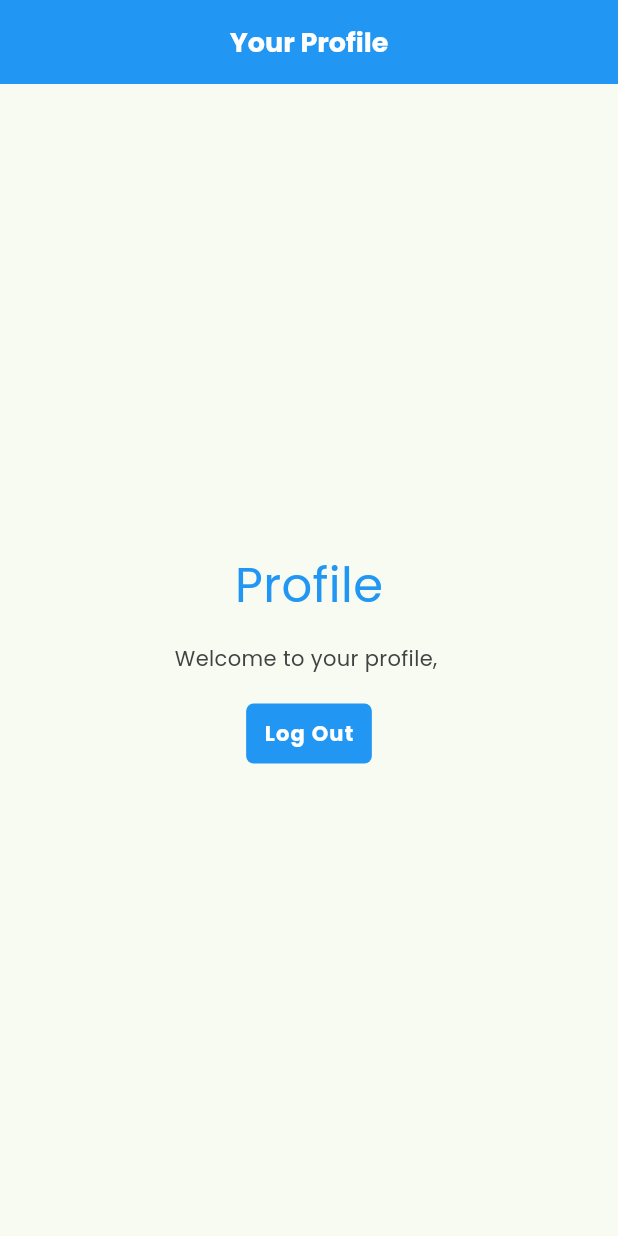
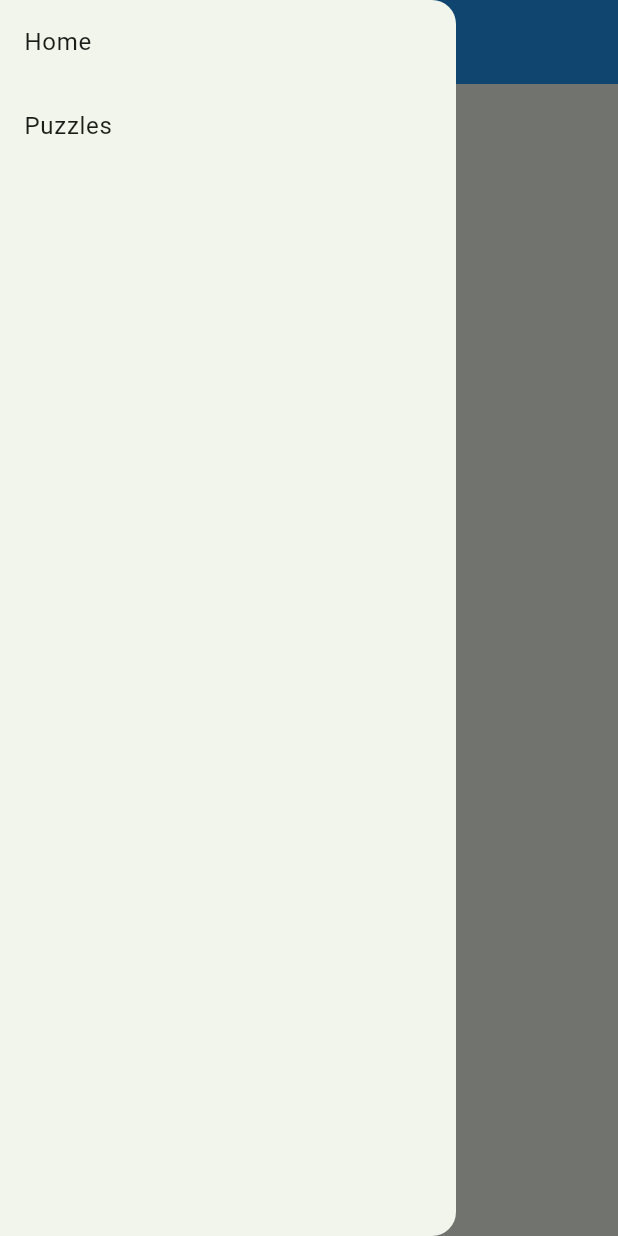
Before and after one commit to walliscode/Eremos, a Flutter app: the screen it shows once a user with an empty profile is signed in, with the side drawer open (before the commit the screen has no drawer), on a phone screen of 412 x 824 dp. Run offline on Flutter 3.47's test engine with Material 3 defaults, Android fonts, the phone set to English and light mode, and no system bars; our stand-ins replace firebase_auth, firebase_core, firebase_storage, flutter_riverpod, google_fonts; accounts and stored records are empty; network calls fail.

Commit message:
added basic Nav Drawer

```diff
--- a/eremos/lib/main.dart
+++ b/eremos/lib/main.dart
@@ -1,6 +1,5 @@
 import 'package:eremos/models/app_user.dart';
-
-import 'package:eremos/screens/profile/profile.dart';
+import 'package:eremos/screens/home/home.dart';
 import 'package:eremos/screens/providers/auth_provider.dart';
 import 'package:eremos/screens/puzzles/puzzles.dart';
 import 'package:firebase_core/firebase_core.dart';
@@ -35,9 +34,9 @@ class MyApp extends StatelessWidget {
           return user.when(
             data: (value) {
               if (value == null) {
-                return const PuzzleScreen();
+                return WelcomeScreen();
               }
-              return ProfileScreen(user: value);
+              return PuzzleScreen();
             },
             error: (error, _) => const Text("error loading auth status...."),
             loading: () => const Text("loading..."),
--- a/eremos/lib/models/app_user.dart
+++ b/eremos/lib/models/app_user.dart
@@ -2,4 +2,5 @@ class AppUser {
   AppUser({required this.uid, required this.email});
   final String uid;
   final String email;
+  int? teamId;
 }
--- a/eremos/lib/screens/home/sign_up.dart
+++ b/eremos/lib/screens/home/sign_up.dart
@@ -29,7 +29,7 @@ class _SignUpFormState extends State<SignUpForm> {
             ),
             const SizedBox(height: 16.0),
 
-            // username/emal
+            // username/email
             TextFormField(
               controller: _emailController,
               decoration: const InputDecoration(labelText: 'Email'),
--- a/eremos/lib/screens/puzzles/puzzles.dart
+++ b/eremos/lib/screens/puzzles/puzzles.dart
@@ -1,4 +1,6 @@
 import 'package:eremos/screens/puzzles/chess_puzzle.dart';
+import 'package:eremos/shared/base_app_bar.dart';
+import 'package:eremos/shared/navigation_drawer.dart';
 import 'package:eremos/shared/styled_button.dart';
 import 'package:flutter/material.dart';
 
@@ -16,11 +18,8 @@ class _PuzzleScreenState extends State<PuzzleScreen> {
   @override
   Widget build(BuildContext context) {
     return Scaffold(
-      appBar: AppBar(
-        title: const Text('Puzzles'),
-        backgroundColor: Colors.blue[500],
-        centerTitle: true,
-      ),
+      appBar: BaseAppBar(titleText: "puzzles"),
+      drawer: NavDrawer(),
       body: Container(
         width: double.infinity,
         padding: const EdgeInsets.all(16),
--- /dev/null
+++ b/eremos/lib/services/cloud_storage_service.dart
@@ -0,0 +1 @@
+import 'package:firebase_storage/firebase_storage.dart';
--- /dev/null
+++ b/eremos/lib/shared/base_app_bar.dart
@@ -0,0 +1,18 @@
+// implement a base app bar for the app
+// This can be used to create a consistent app bar across the app
+// it will also contain a dropdown list of widgets to navigate to
+//
+//
+
+import 'package:flutter/material.dart';
+
+class BaseAppBar extends AppBar {
+  // variables to pass to AppBar
+  final String titleText;
+  BaseAppBar({super.key, required this.titleText})
+    : super(
+        title: Text(titleText),
+        backgroundColor: Colors.blue[500],
+        centerTitle: true,
+      );
+}
--- /dev/null
+++ b/eremos/lib/shared/navigation_drawer.dart
@@ -0,0 +1,45 @@
+// implemenet a navigation drawer than can be used in all screens
+//
+
+import 'package:eremos/screens/home/home.dart';
+import 'package:eremos/screens/puzzles/puzzles.dart';
+import 'package:flutter/material.dart';
+
+// create a destination class to hold the title and navigation route
+// this will create ListTile for each destination
+
+class Destination {
+  final String title;
+  final Widget destination;
+  Destination({required this.title, required this.destination});
+}
+
+class NavDrawer extends StatelessWidget {
+  static final List<Destination> allDestinations = <Destination>[
+    Destination(title: 'Home', destination: WelcomeScreen()),
+    Destination(title: 'Puzzles', destination: PuzzleScreen()),
+  ];
+
+  const NavDrawer({super.key});
+  @override
+  Widget build(BuildContext context) {
+    return Drawer(
+      child: ListView(
+        children:
+            allDestinations.map((Destination destination) {
+              return ListTile(
+                title: Text(destination.title),
+                onTap: () {
+                  Navigator.push(
+                    context,
+                    MaterialPageRoute(
+                      builder: (context) => destination.destination,
+                    ),
+                  );
+                },
+              );
+            }).toList(),
+      ),
+    );
+  }
+}
--- a/eremos/pubspec.yaml
+++ b/eremos/pubspec.yaml
@@ -38,6 +38,8 @@ dependencies:
   firebase_core: ^3.12.1
   firebase_auth: ^5.5.1
   flutter_riverpod: ^2.6.1
+  cloud_firestore: ^5.6.5
+  firebase_storage: ^12.4.4
 
 dev_dependencies:
   flutter_test:
```
Also changed, not shown: eremos/lib/screens/puzzles/chess_puzzle.dart (+12 -10 lines), eremos/pubspec.lock, 3 other files.
